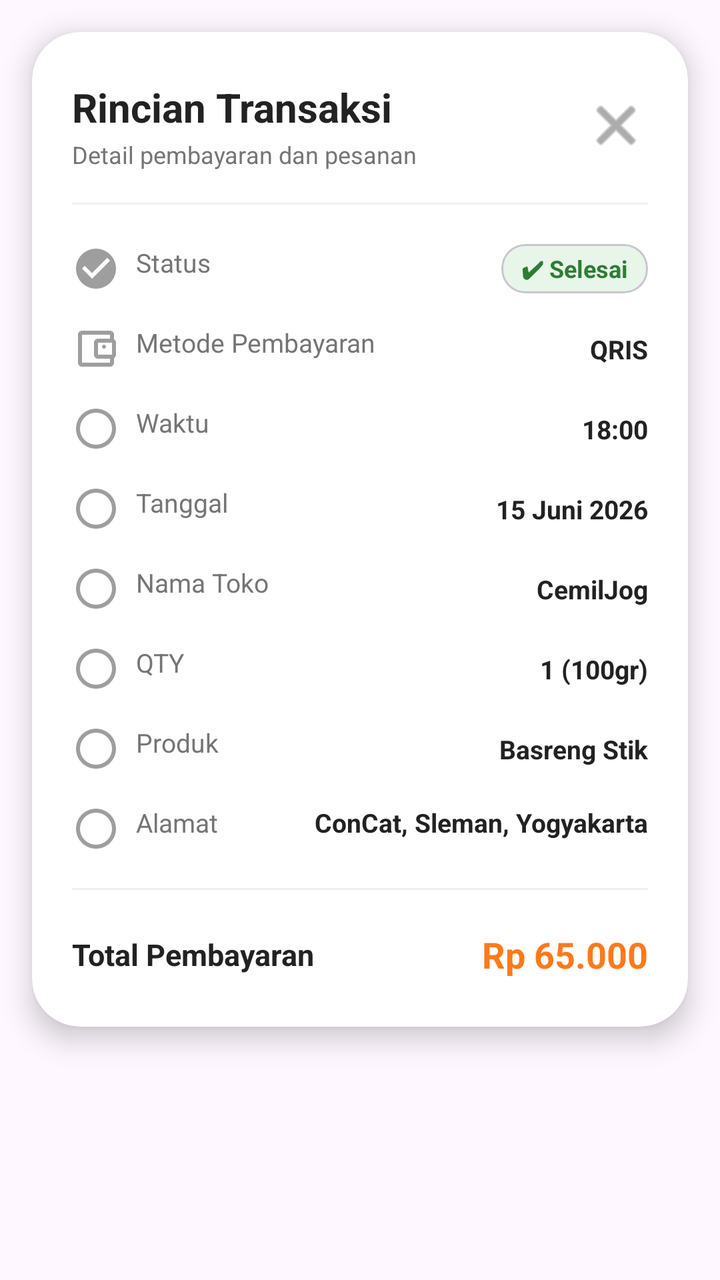
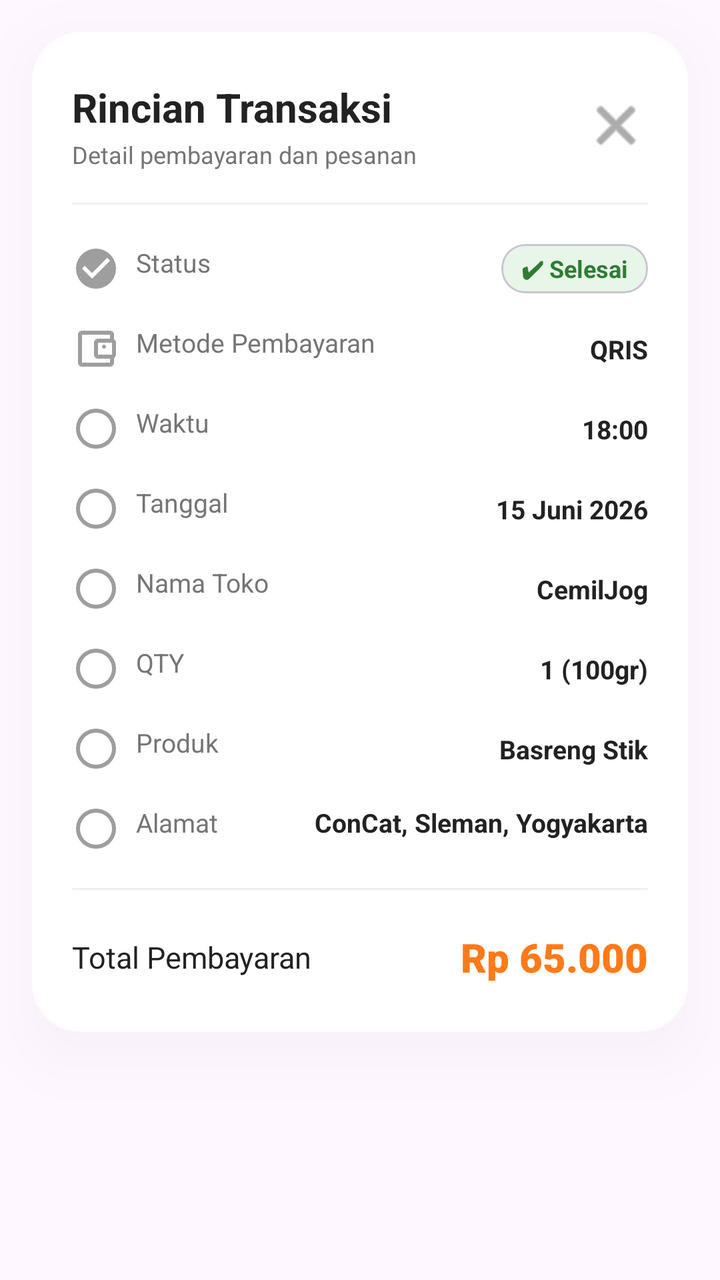

Before-and-after screenshots of an Android layout around one commit, followed by the original layout XML and the change that was made.
<!-- AndroidManifest.xml: application theme Theme.Cemil_feels -->
<!-- res/layout/dialog_transaction_detail.xml -->
<?xml version="1.0" encoding="utf-8"?>
<FrameLayout xmlns:android="http://schemas.android.com/apk/res/android"
    xmlns:app="http://schemas.android.com/apk/res-auto"
    android:layout_width="match_parent"
    android:layout_height="wrap_content"
    android:background="@android:color/transparent">

    
    <com.google.android.material.card.MaterialCardView
        android:layout_width="match_parent"
        android:layout_height="wrap_content"
        android:layout_margin="16dp"
        app:cardBackgroundColor="#FFFFFF"
        app:cardCornerRadius="24dp"
        app:cardElevation="8dp"
        app:cardPreventCornerOverlap="false"
        app:strokeWidth="0dp">

        <androidx.constraintlayout.widget.ConstraintLayout
            android:layout_width="match_parent"
            android:layout_height="wrap_content"
            android:paddingHorizontal="20dp"
            android:paddingVertical="24dp">

            
            <TextView
                android:id="@+id/tv_detail_title"
                android:layout_width="wrap_content"
                android:layout_height="wrap_content"
                android:text="Rincian Transaksi"
                android:textColor="#222222"
                android:textSize="20sp"
                android:textStyle="bold"
                app:layout_constraintStart_toStartOf="parent"
                app:layout_constraintTop_toTopOf="parent" />

            <TextView
                android:id="@+id/tv_detail_subtitle"
                android:layout_width="wrap_content"
                android:layout_height="wrap_content"
                android:text="Detail pembayaran dan pesanan"
                android:textColor="#757575"
                android:textSize="12sp"
                android:layout_marginTop="2dp"
                app:layout_constraintStart_toStartOf="parent"
                app:layout_constraintTop_toBottomOf="@id/tv_detail_title" />

            <ImageButton
                android:id="@+id/btn_close_detail"
                android:layout_width="32dp"
                android:layout_height="32dp"
                android:background="?attr/selectableItemBackgroundBorderless"
                app:srcCompat="@android:drawable/ic_menu_close_clear_cancel"
                app:tint="#757575"
                app:layout_constraintBottom_toBottomOf="@id/tv_detail_subtitle"
                app:layout_constraintEnd_toEndOf="parent"
                app:layout_constraintTop_toTopOf="@id/tv_detail_title"
                android:contentDescription="Tutup" />

            <View
                android:id="@+id/divider_detail_top"
                android:layout_width="match_parent"
                android:layout_height="1dp"
                android:layout_marginTop="16dp"
                android:background="#F0F0F0"
                app:layout_constraintTop_toBottomOf="@id/tv_detail_subtitle" />

            
            <TextView
                android:id="@+id/tv_lbl_status"
                android:layout_width="wrap_content"
                android:layout_height="wrap_content"
                android:layout_marginTop="20dp"
                android:text="Status"
                android:textColor="#757575"
                android:textSize="13sp"
                android:drawablePadding="8dp"
                app:drawableStartCompat="@drawable/ic_check_circle"
                app:drawableTint="#9E9E9E"
                app:layout_constraintStart_toStartOf="parent"
                app:layout_constraintTop_toBottomOf="@id/divider_detail_top" />

            <com.google.android.material.card.MaterialCardView
                android:layout_width="wrap_content"
                android:layout_height="wrap_content"
                app:cardBackgroundColor="#E8F5E9"
                app:cardCornerRadius="12dp"
                app:cardElevation="0dp"
                app:layout_constraintBottom_toBottomOf="@id/tv_lbl_status"
                app:layout_constraintEnd_toEndOf="parent"
                app:layout_constraintTop_toTopOf="@id/tv_lbl_status">
                <TextView
                    android:id="@+id/tv_val_status"
                    android:layout_width="wrap_content"
                    android:layout_height="wrap_content"
                    android:paddingHorizontal="10dp"
                    android:paddingVertical="4dp"
                    android:text="✔ Selesai"
                    android:textColor="#2E7D32"
                    android:textSize="12sp"
                    android:textStyle="bold" />
            </com.google.android.material.card.MaterialCardView>

            
            <TextView
                android:id="@+id/tv_lbl_pay_method"
                android:layout_width="wrap_content"
                android:layout_height="wrap_content"
                android:layout_marginTop="16dp"
                android:text="Metode Pembayaran"
                android:textColor="#757575"
                android:textSize="13sp"
                android:drawablePadding="8dp"
                app:drawableStartCompat="@drawable/ic_wallet"
                app:drawableTint="#9E9E9E"
                app:layout_constraintStart_toStartOf="parent"
                app:layout_constraintTop_toBottomOf="@id/tv_lbl_status" />

            <TextView
                android:id="@+id/tv_val_pay_method"
                android:layout_width="wrap_content"
                android:layout_height="wrap_content"
                android:text="QRIS"
                android:textColor="#222222"
                android:textSize="13sp"
                android:textStyle="bold"
                app:layout_constraintBottom_toBottomOf="@id/tv_lbl_pay_method"
                app:layout_constraintEnd_toEndOf="parent"
                app:layout_constraintTop_toTopOf="@id/tv_lbl_pay_method" />

            
            <TextView
                android:id="@+id/tv_lbl_time"
                android:layout_width="wrap_content"
                android:layout_height="wrap_content"
                android:layout_marginTop="16dp"
                android:text="Waktu"
                android:textColor="#757575"
                android:textSize="13sp"
                android:drawablePadding="8dp"
                app:drawableStartCompat="@drawable/ic_access_time"
                app:drawableTint="#9E9E9E"
                app:layout_constraintStart_toStartOf="parent"
                app:layout_constraintTop_toBottomOf="@id/tv_lbl_pay_method" />

            <TextView
                android:id="@+id/tv_val_time"
                android:layout_width="wrap_content"
                android:layout_height="wrap_content"
                android:text="18:00"
                android:textColor="#222222"
                android:textSize="13sp"
                android:textStyle="bold"
                app:layout_constraintBottom_toBottomOf="@id/tv_lbl_time"
                app:layout_constraintEnd_toEndOf="parent"
                app:layout_constraintTop_toTopOf="@id/tv_lbl_time" />

            
            <TextView
                android:id="@+id/tv_lbl_date"
                android:layout_width="wrap_content"
                android:layout_height="wrap_content"
                android:layout_marginTop="16dp"
                android:text="Tanggal"
                android:textColor="#757575"
                android:textSize="13sp"
                android:drawablePadding="8dp"
                app:drawableStartCompat="@drawable/ic_calendar_today"
                app:drawableTint="#9E9E9E"
                app:layout_constraintStart_toStartOf="parent"
                app:layout_constraintTop_toBottomOf="@id/tv_lbl_time" />

            <TextView
                android:id="@+id/tv_val_date"
                android:layout_width="wrap_content"
                android:layout_height="wrap_content"
                android:text="15 Juni 2026"
                android:textColor="#222222"
                android:textSize="13sp"
                android:textStyle="bold"
                app:layout_constraintBottom_toBottomOf="@id/tv_lbl_date"
                app:layout_constraintEnd_toEndOf="parent"
                app:layout_constraintTop_toTopOf="@id/tv_lbl_date" />

            
            <TextView
                android:id="@+id/tv_lbl_store"
                android:layout_width="wrap_content"
                android:layout_height="wrap_content"
                android:layout_marginTop="16dp"
                android:text="Nama Toko"
                android:textColor="#757575"
                android:textSize="13sp"
                android:drawablePadding="8dp"
                app:drawableStartCompat="@drawable/ic_store"
                app:drawableTint="#9E9E9E"
                app:layout_constraintStart_toStartOf="parent"
                app:layout_constraintTop_toBottomOf="@id/tv_lbl_date" />

            <TextView
                android:id="@+id/tv_val_store"
                android:layout_width="wrap_content"
                android:layout_height="wrap_content"
                android:text="CemilJog"
                android:textColor="#222222"
                android:textSize="13sp"
                android:textStyle="bold"
                app:layout_constraintBottom_toBottomOf="@id/tv_lbl_store"
                app:layout_constraintEnd_toEndOf="parent"
                app:layout_constraintTop_toTopOf="@id/tv_lbl_store" />

            
            <TextView
                android:id="@+id/tv_lbl_qty"
                android:layout_width="wrap_content"
                android:layout_height="wrap_content"
                android:layout_marginTop="16dp"
                android:text="QTY"
                android:textColor="#757575"
                android:textSize="13sp"
                android:drawablePadding="8dp"
                app:drawableStartCompat="@drawable/ic_inventory"
                app:drawableTint="#9E9E9E"
                app:layout_constraintStart_toStartOf="parent"
                app:layout_constraintTop_toBottomOf="@id/tv_lbl_store" />

            <TextView
                android:id="@+id/tv_val_qty"
                android:layout_width="wrap_content"
                android:layout_height="wrap_content"
                android:text="1 (100gr)"
                android:textColor="#222222"
                android:textSize="13sp"
                android:textStyle="bold"
                app:layout_constraintBottom_toBottomOf="@id/tv_lbl_qty"
                app:layout_constraintEnd_toEndOf="parent"
                app:layout_constraintTop_toTopOf="@id/tv_lbl_qty" />

            
            <TextView
                android:id="@+id/tv_lbl_snack_name"
                android:layout_width="wrap_content"
                android:layout_height="wrap_content"
                android:layout_marginTop="16dp"
                android:text="Produk"
                android:textColor="#757575"
                android:textSize="13sp"
                android:drawablePadding="8dp"
                app:drawableStartCompat="@drawable/ic_fastfood"
                app:drawableTint="#9E9E9E"
                app:layout_constraintStart_toStartOf="parent"
                app:layout_constraintTop_toBottomOf="@id/tv_lbl_qty" />

            <TextView
                android:id="@+id/tv_val_snack_name"
                android:layout_width="wrap_content"
                android:layout_height="wrap_content"
                android:text="Basreng Stik"
                android:textColor="#222222"
                android:textSize="13sp"
                android:textStyle="bold"
                app:layout_constraintBottom_toBottomOf="@id/tv_lbl_snack_name"
                app:layout_constraintEnd_toEndOf="parent"
                app:layout_constraintTop_toTopOf="@id/tv_lbl_snack_name" />

            
            <TextView
                android:id="@+id/tv_lbl_detail_addr"
                android:layout_width="wrap_content"
                android:layout_height="wrap_content"
                android:layout_marginTop="16dp"
                android:text="Alamat"
                android:textColor="#757575"
                android:textSize="13sp"
                android:drawablePadding="8dp"
                app:drawableStartCompat="@drawable/ic_location_on"
                app:drawableTint="#9E9E9E"
                app:layout_constraintStart_toStartOf="parent"
                app:layout_constraintTop_toBottomOf="@id/tv_lbl_snack_name" />

            <TextView
                android:id="@+id/tv_val_detail_addr"
                android:layout_width="0dp"
                android:layout_height="wrap_content"
                android:layout_marginStart="16dp"
                android:gravity="end"
                android:text="ConCat, Sleman, Yogyakarta"
                android:textColor="#222222"
                android:textSize="13sp"
                android:textStyle="bold"
                app:layout_constraintEnd_toEndOf="parent"
                app:layout_constraintStart_toEndOf="@id/tv_lbl_detail_addr"
                app:layout_constraintTop_toTopOf="@id/tv_lbl_detail_addr" />

            <View
                android:id="@+id/divider_detail_bottom"
                android:layout_width="match_parent"
                android:layout_height="1dp"
                android:layout_marginTop="24dp"
                android:background="#F0F0F0"
                app:layout_constraintTop_toBottomOf="@id/tv_val_detail_addr" />

            
            <TextView
                android:id="@+id/tv_lbl_trans_total"
                android:layout_width="wrap_content"
                android:layout_height="wrap_content"
                android:layout_marginTop="20dp"
                android:text="Total Pembayaran"
                android:textColor="#222222"
                android:textSize="15sp"
                android:textStyle="bold"
                app:layout_constraintBottom_toBottomOf="parent"
                app:layout_constraintStart_toStartOf="parent"
                app:layout_constraintTop_toBottomOf="@id/divider_detail_bottom" />

            <TextView
                android:id="@+id/tv_val_trans_total"
                android:layout_width="0dp"
                android:layout_height="wrap_content"
                android:gravity="end"
                android:text="Rp 65.000"
                android:textColor="#FF7A1A"
                android:textSize="18sp"
                android:textStyle="bold"
                android:layout_marginStart="8dp"
                app:layout_constraintBottom_toBottomOf="@id/tv_lbl_trans_total"
                app:layout_constraintEnd_toEndOf="parent"
                app:layout_constraintStart_toEndOf="@id/tv_lbl_trans_total"
                app:layout_constraintTop_toTopOf="@id/tv_lbl_trans_total" />

        </androidx.constraintlayout.widget.ConstraintLayout>
    </com.google.android.material.card.MaterialCardView>
</FrameLayout>
<!-- resources referenced by this layout -->
<resources>
  <!-- drawable ic_access_time (drawable) -->
  <vector xmlns:android="http://schemas.android.com/apk/res/android" android:width="24dp" android:height="24dp" android:viewportWidth="24" android:viewportHeight="24" android:tint="?attr/colorControlNormal"><path android:fillColor="@android:color/white" android:pathData="M12,2C6.48,2 2,6.48 2,12s4.48,10 10,10 10,-4.48 10,-10S17.52,2 12,2zM12,20c-4.41,0 -8,-3.59 -8,-8s3.59,-8 8,-8 8,3.59 8,8 -3.59,8 -8,8z"/></vector>
  <!-- drawable ic_calendar_today (drawable) -->
  <vector xmlns:android="http://schemas.android.com/apk/res/android" android:width="24dp" android:height="24dp" android:viewportWidth="24" android:viewportHeight="24" android:tint="?attr/colorControlNormal"><path android:fillColor="@android:color/white" android:pathData="M12,2C6.48,2 2,6.48 2,12s4.48,10 10,10 10,-4.48 10,-10S17.52,2 12,2zM12,20c-4.41,0 -8,-3.59 -8,-8s3.59,-8 8,-8 8,3.59 8,8 -3.59,8 -8,8z"/></vector>
  <!-- drawable ic_check_circle (drawable) -->
  <vector xmlns:android="http://schemas.android.com/apk/res/android"
      android:width="24dp"
      android:height="24dp"
      android:viewportWidth="24"
      android:viewportHeight="24">
      <path
          android:fillColor="#FFFFFF"
          android:pathData="M12,2C6.48,2 2,6.48 2,12s4.48,10 10,10 10,-4.48 10,-10S17.52,2 12,2zM10,17l-5,-5 1.41,-1.41L10,14.17l7.59,-7.59L19,8l-9,9z"/>
  </vector>
  <!-- drawable ic_fastfood (drawable) -->
  <vector xmlns:android="http://schemas.android.com/apk/res/android" android:width="24dp" android:height="24dp" android:viewportWidth="24" android:viewportHeight="24" android:tint="?attr/colorControlNormal"><path android:fillColor="@android:color/white" android:pathData="M12,2C6.48,2 2,6.48 2,12s4.48,10 10,10 10,-4.48 10,-10S17.52,2 12,2zM12,20c-4.41,0 -8,-3.59 -8,-8s3.59,-8 8,-8 8,3.59 8,8 -3.59,8 -8,8z"/></vector>
  <!-- drawable ic_inventory (drawable) -->
  <vector xmlns:android="http://schemas.android.com/apk/res/android" android:width="24dp" android:height="24dp" android:viewportWidth="24" android:viewportHeight="24" android:tint="?attr/colorControlNormal"><path android:fillColor="@android:color/white" android:pathData="M12,2C6.48,2 2,6.48 2,12s4.48,10 10,10 10,-4.48 10,-10S17.52,2 12,2zM12,20c-4.41,0 -8,-3.59 -8,-8s3.59,-8 8,-8 8,3.59 8,8 -3.59,8 -8,8z"/></vector>
  <!-- drawable ic_location_on (drawable) -->
  <vector xmlns:android="http://schemas.android.com/apk/res/android" android:width="24dp" android:height="24dp" android:viewportWidth="24" android:viewportHeight="24" android:tint="?attr/colorControlNormal"><path android:fillColor="@android:color/white" android:pathData="M12,2C6.48,2 2,6.48 2,12s4.48,10 10,10 10,-4.48 10,-10S17.52,2 12,2zM12,20c-4.41,0 -8,-3.59 -8,-8s3.59,-8 8,-8 8,3.59 8,8 -3.59,8 -8,8z"/></vector>
  <!-- drawable ic_store (drawable) -->
  <vector xmlns:android="http://schemas.android.com/apk/res/android" android:width="24dp" android:height="24dp" android:viewportWidth="24" android:viewportHeight="24" android:tint="?attr/colorControlNormal"><path android:fillColor="@android:color/white" android:pathData="M12,2C6.48,2 2,6.48 2,12s4.48,10 10,10 10,-4.48 10,-10S17.52,2 12,2zM12,20c-4.41,0 -8,-3.59 -8,-8s3.59,-8 8,-8 8,3.59 8,8 -3.59,8 -8,8z"/></vector>
  <style name="Theme.Cemil_feels" parent="Base.Theme.Cemil_feels" />
  <color name="colorPrimary">#FF914D</color>
  <style name="Base.Theme.Cemil_feels" parent="Theme.Material3.DayNight.NoActionBar">
          
          
      </style>
  <!-- unchanged entries left out for length: 1 -->
</resources>

<!-- the commit's change to res/layout/dialog_transaction_detail.xml (unified diff, before → after) -->
@@ -12,7 +12,7 @@
         android:layout_margin="16dp"
         app:cardBackgroundColor="#FFFFFF"
         app:cardCornerRadius="24dp"
-        app:cardElevation="8dp"
+        app:cardElevation="16dp"
         app:cardPreventCornerOverlap="false"
         app:strokeWidth="0dp">
 
@@ -309,7 +309,7 @@
                 android:text="Total Pembayaran"
                 android:textColor="#222222"
                 android:textSize="15sp"
-                android:textStyle="bold"
+                android:fontFamily="sans-serif-bold"
                 app:layout_constraintBottom_toBottomOf="parent"
                 app:layout_constraintStart_toStartOf="parent"
                 app:layout_constraintTop_toBottomOf="@id/divider_detail_bottom" />
@@ -321,8 +321,8 @@
                 android:gravity="end"
                 android:text="Rp 65.000"
                 android:textColor="#FF7A1A"
-                android:textSize="18sp"
-                android:textStyle="bold"
+                android:textSize="20sp"
+                android:fontFamily="sans-serif-black"
                 android:layout_marginStart="8dp"
                 app:layout_constraintBottom_toBottomOf="@id/tv_lbl_trans_total"
                 app:layout_constraintEnd_toEndOf="parent"
<!-- resource entries referenced after the edit -->
@@ -26,7 +26,9 @@
   <color name="colorPrimary">#FF914D</color>
   <style name="Base.Theme.Cemil_feels" parent="Theme.Material3.DayNight.NoActionBar">
           
-          
+          <item name="colorPrimary">#FF7A1A</item>
+          <item name="android:outlineAmbientShadowColor" tools:targetApi="p">#26000000</item>
+          <item name="android:outlineSpotShadowColor" tools:targetApi="p">#26000000</item>
       </style>
   <!-- unchanged entries left out for length: 1 -->
 </resources>
